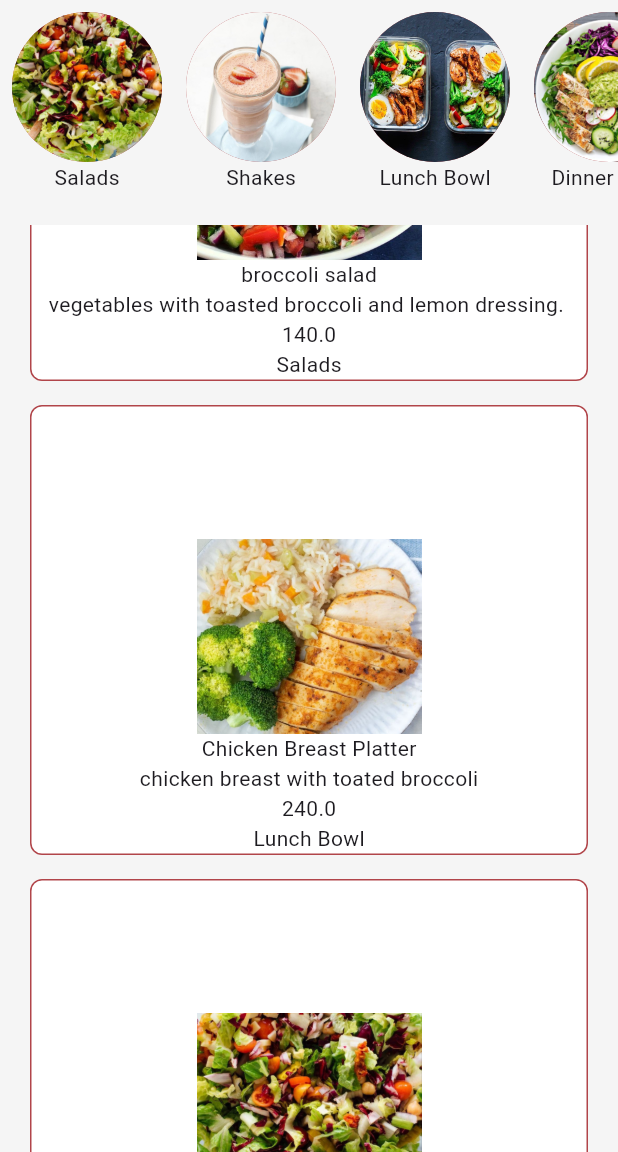
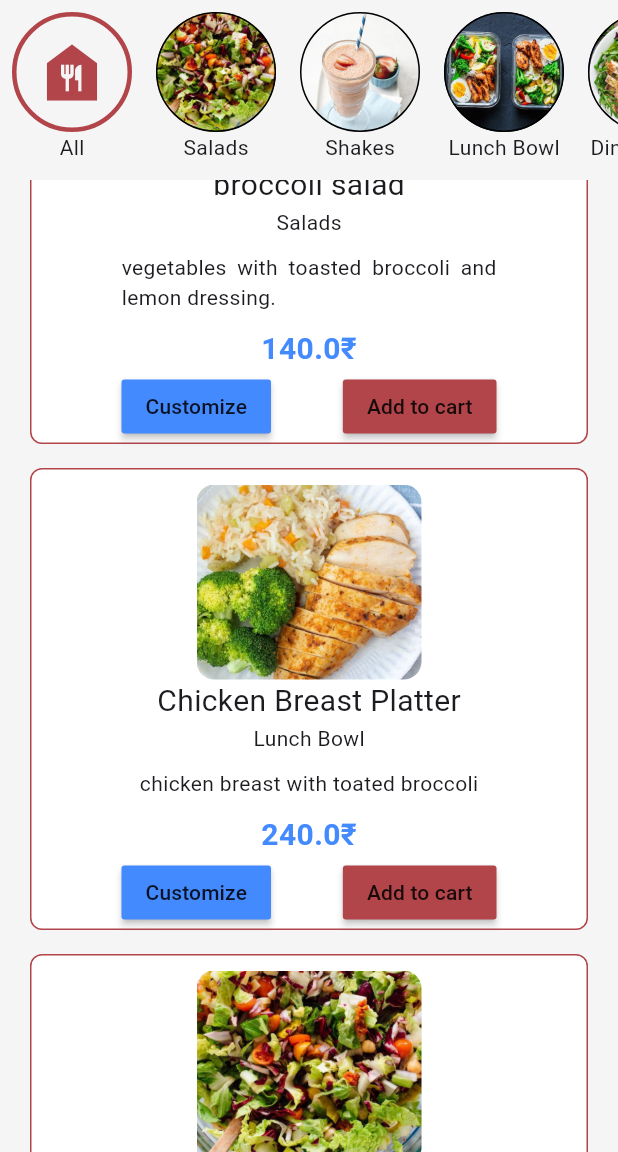
Before and after one commit to Janaki200/myapp, a Flutter app: the screen it shows once a user with an empty profile is signed in, scrolled down 1152 dp, on a phone screen of 412 x 824 dp, the part 84-1236 px from its top. Run offline on Flutter 3.47's test engine with Material 3 defaults, Android fonts, the phone set to English and light mode, and no system bars; our stand-ins replace cloud_firestore, email_validator, firebase_auth, firebase_core, fluttertoast, google_fonts and 1 more; accounts and stored records are empty; Roboto replaces fonts that are missing (Satisfy).

Commit message:
Changes made by siva

```diff
--- a/lib/Authentication/register.dart
+++ b/lib/Authentication/register.dart
@@ -53,9 +53,7 @@ class _RegisterState extends State<Register> {
           textColor: Colors.white,
           fontSize: 16.0);
     }
-    setState(() {
-      isLoading = false;
-    });
+
   }
 
   bool isLoading = false;
--- a/lib/circle.dart
+++ b/lib/circle.dart
@@ -3,11 +3,9 @@ import 'package:myapp/data/constants/app_colors.dart';
 
 class MyCircle extends StatelessWidget {
   final String name, image;
+  final BoxBorder border;
 
-// Suggested code may be subject to a license. Learn more: ~LicenseLog:4189012294.
-// Suggested code may be subject to a license. Learn more: ~LicenseLog:149343360.
-// Suggested code may be subject to a license. Learn more: ~LicenseLog:2063891837.
-  const MyCircle({required this.name, required this.image});
+  const MyCircle({super.key, required this.name, required this.image,required this.border});
 
   @override
   Widget build(BuildContext context) {
@@ -16,16 +14,21 @@ class MyCircle extends StatelessWidget {
         child: Column(
           children: [
             Container(
-              height: 100,
-              width: 100,
+              height: 80,
+              width: 80,
               decoration: BoxDecoration(
                 shape: BoxShape.circle,
-                color: AppColors.primaryColor,
-                image: DecorationImage(
+                border:border,
+                color: AppColors.surfaceColor,
+                image:image.isNotEmpty? DecorationImage(
                   image: AssetImage(image),
                   fit: BoxFit.cover,
-                ),
+                ):null,
               ),
+              child: image.isEmpty? const Padding(
+                padding: EdgeInsets.all(8.0),
+                child: Icon(Icons.food_bank,size: 60,color: AppColors.primaryColor,),
+              ):null,
             ),
             Text(name)
           ],
--- a/lib/data/constants/food_model.dart
+++ b/lib/data/constants/food_model.dart
@@ -1,5 +1,6 @@
 class FoodModel {
   static const List suggestions = [
+     {"id": 0, "name": "All", "image": ""},
     {"id": 1, "name": "Salads", "image": "assets/items/veg salad.jpg"},
     {"id": 2, "name": "Shakes", "image": "assets/items/strawberry shake.jpg"},
     {
@@ -24,7 +25,12 @@ class FoodModel {
           "avocado,cherry tomatoes ,spinach,corn,pulses with lemon dressing",
       "price": 140.00,
       "category": "Salads",
-      "image": "assets/items/veggie bowl.jpg"
+      "image": "assets/items/veggie bowl.jpg",
+      //When the cusomization is not available
+      "isCustomizable":false,
+      "customValues":[
+
+      ]
     },
     {
       "id": 2,
@@ -61,7 +67,19 @@ class FoodModel {
       "recipe": "airfried chicken breast ,toated broccoli ,rice",
       "price": 240.00,
       "category": "Lunch Bowl",
-      "image": "assets/items/chicken breast platter.jpg"
+      "image": "assets/items/chicken breast platter.jpg",
+      //When the cusomization is  available
+       "isCustomizable":true,
+      "customValues":[
+          {
+            "name":"Chicken",
+            "price":50.00
+          },
+          {
+           "name":"Brocoli",
+           "price":25.00
+          }
+      ]
     },
     {
       "id": 6,
@@ -146,13 +164,13 @@ class FoodModel {
     {
       "id": 15,
       "name": "Deit dinner pack",
-// Suggested code may be subject to a license. Learn more: ~LicenseLog:1608642044.
+
       "description": "griiled chicken with chana pulse and salad",
       "recipe":
           "boneless Chicken,chana pulses,brocclli,cherry tomatoes,cucumber",
       "category": "Dinner Bowl",
       "price": 90.00,
-      "image": "deit dinner pack with chicken.jpg"
+      "image": "assets/items/deit dinner pack with chicken.jpg"
     },
     {
       "id": 16,
@@ -160,10 +178,9 @@ class FoodModel {
       "description": "Masala grilled Chicken ",
       "recipe": "2 grilled Chicken Breast with Spinach ",
       "price": 190.00,
-// Suggested code may be subject to a license. Learn more: ~LicenseLog:569828001.
-// Suggested code may be subject to a license. Learn more: ~LicenseLog:152504532.
+
       "category": "Dinner Bowl",
-// Suggested code may be subject to a license. Learn more: ~LicenseLog:1119087183.
+
       "image": "assets/items/grilled chicken breast.jpg"
     },
     {
@@ -172,10 +189,9 @@ class FoodModel {
       "description": "Grilled chicken with pulses and asperatus",
       "recipe": "2-3 grilled chicken Breast,asperatus,chana pulses",
       "price": 260.00,
-// Suggested code may be subject to a license. Learn more: ~LicenseLog:3210212143.
-// Suggested code may be subject to a license. Learn more: ~LicenseLog:729718586.
+
       "category": "Lunch Bowl",
-// Suggested code may be subject to a license. Learn more: ~LicenseLog:2055996893.
+
       "image": "assets/items/heavy lunch meal.jpg"
     },
   ];
--- a/lib/home.dart
+++ b/lib/home.dart
@@ -14,24 +14,44 @@ class MyHomePage extends StatefulWidget {
 }
 
 class _MyHomePageState extends State<MyHomePage> {
-// Suggested code may be subject to a license. Learn more: ~LicenseLog:4099487741.
-  final List _posts = [
-    'post 1',
-    'post 2',
-    'post 3',
-    'post 4',
-    'post 5',
-    'post 6'
-  ];
+  List items = [];
+  List suggestions = [];
+  List filteredItems = [];
+  String selectedFilter = "";
+  @override
+  void initState() {
+    // TODO: implement initState
+    initData();
+    super.initState();
+  }
 
-  final List _stories = [
-    'story 1',
-    'story 2',
-    'story 3',
-    'story 4',
-    'story 5',
-    'story 6'
-  ];
+  void initData() {
+    setState(() {
+      items = FoodModel.foodItems;
+      suggestions = FoodModel.suggestions;
+      filteredItems= FoodModel.foodItems;
+    });
+    filter(selectedCategory: "All");
+  }
+
+  void filter({required String selectedCategory}) {
+    if (selectedCategory == 'All') {
+     setState(() {
+       filteredItems= items;
+       selectedFilter = selectedCategory;
+     });
+    }else{
+       setState(() {
+      filteredItems = items.where((item) {
+        return item['category'] == selectedCategory;
+
+      }).toList();
+       selectedFilter = selectedCategory;
+    });
+    }
+
+  }
+
   void logout() async {
     await FirebaseAuth.instance.signOut();
     Navigator.pushAndRemoveUntil(
@@ -61,7 +81,7 @@ class _MyHomePageState extends State<MyHomePage> {
                     borderRadius: BorderRadius.circular(50)),
                 child: IconButton(
                     onPressed: () {},
-                    icon: Icon(
+                    icon: const Icon(
                       Icons.person,
                       color: AppColors.primaryColor,
                     )),
@@ -74,15 +94,50 @@ class _MyHomePageState extends State<MyHomePage> {
 // Suggested code may be subject to a license. Learn more: ~LicenseLog:3580083208.
             //deit hut suggestions
             Container(
-              height: 150,
+              height: 120,
               child: ListView.builder(
-                  itemCount: FoodModel.suggestions.length,
+                  itemCount: suggestions.length,
                   scrollDirection: Axis.horizontal,
                   itemBuilder: (context, index) {
-                    return MyCircle(
-                      image: FoodModel.suggestions[index]['image'],
-                      name: FoodModel.suggestions[index]['name'],
-                    );
+
+                    return GestureDetector(
+                      onTap: () {
+
+                        filter(selectedCategory: suggestions[index]['name']);
+
+                      },
+                        child: Padding(
+                            padding: const EdgeInsets.all(8.0),
+                            child: Column(
+                              children: [
+                                Container(
+                                  height: 80,
+                                  width: 80,
+                                  decoration: BoxDecoration(
+                                    shape: BoxShape.circle,
+                                    border:selectedFilter == suggestions[index]['name']? Border.all(color: AppColors.primaryColor,width:3):Border.all(color: Colors.black) ,
+                                    color: AppColors.surfaceColor,
+                                    image: suggestions[index]['image'].isNotEmpty
+                                        ? DecorationImage(
+                                            image: AssetImage(suggestions[index]['image']),
+                                            fit: BoxFit.cover,
+                                          )
+                                        : null,
+                                  ),
+                                  child: suggestions[index]['image'].isEmpty
+                                      ? const Padding(
+                                          padding: EdgeInsets.all(8.0),
+                                          child: Icon(
+                                            Icons.food_bank,
+                                            size: 50,
+                                            color: AppColors.primaryColor,
+                                          ),
+                                        )
+                                      : null,
+                                ),
+                                Text(suggestions[index]['name'])
+                              ],
+                            )));
                   }),
             ),
 
@@ -90,17 +145,18 @@ class _MyHomePageState extends State<MyHomePage> {
             //deit hut posts
             Expanded(
               child: ListView.builder(
-                itemCount: FoodModel.foodItems.length,
+                itemCount: filteredItems.length,
                 itemBuilder: (context, index) {
-                  return MySquare(
-                    category: FoodModel.foodItems[index]['category'],
-                    description: FoodModel.foodItems[index]['description'],
-                    image: FoodModel.foodItems[index]['image'],
-                    name: FoodModel.foodItems[index]['name'],
-                    price: FoodModel.foodItems[index]['price'].toString(),
-                    recipe: FoodModel.foodItems[index]['recipe'],
+                  return
+                  MySquare(
+                    category: filteredItems[index]['category'],
+                    description: filteredItems[index]['description'],
+                    image: filteredItems[index]['image'],
+                    name: filteredItems[index]['name'],
+                    price: filteredItems[index]['price'].toString(),
+                    recipe: filteredItems[index]['recipe'],
                   );
-                  // Suggested code may be subject to a license. Learn more: ~LicenseLog:2578343940.
+
                 },
               ),
             ),
--- a/lib/squarew.dart
+++ b/lib/squarew.dart
@@ -1,7 +1,7 @@
 import 'package:flutter/material.dart';
 import 'package:myapp/data/constants/app_colors.dart';
 
-class MySquare extends StatelessWidget {
+class MySquare extends StatefulWidget {
   final String name, description, recipe, price, category, image;
 
 // Suggested code may be subject to a license. Learn more: ~LicenseLog:1553142816.
@@ -13,36 +13,78 @@ class MySquare extends StatelessWidget {
       required this.price,
       required this.category,
       required this.image});
+
+  @override
+  State<MySquare> createState() => _MySquareState();
+}
+
+class _MySquareState extends State<MySquare> {
+   String price= "";
+   bool isExpanded =false;
+  @override
+  void initState() {
+    // TODO: implement initState
+
+    super.initState();
+  }
+
+  void init(){
+    price=widget.price;
+  }
   @override
   Widget build(BuildContext context) {
     return Padding(
       padding: const EdgeInsets.symmetric(vertical: 8.0, horizontal: 20),
       child: Container(
+
+
           decoration: BoxDecoration(
               color: Colors.white,
               borderRadius: BorderRadius.circular(8),
               border: Border.all(color: AppColors.primaryColor)),
-          alignment: Alignment.bottomCenter,
-          height: 300,
-// Suggested code may be subject to a license. Learn more: ~LicenseLog:4127700794.
-// Suggested code may be subject to a license. Learn more: ~LicenseLog:2604778083.
+          alignment: Alignment.center,
 
-// Suggested code may be subject to a license. Learn more: ~LicenseLog:705565838.
-// Suggested code may be subject to a license. Learn more: ~LicenseLog:2016395154.
-          child: Column(mainAxisAlignment: MainAxisAlignment.end, children: [
+
+          child: SizedBox(
+              width: 250,
+            child: Column(mainAxisAlignment: MainAxisAlignment.center, children: [
+              const SizedBox(height: 10,),
               Container(
                 height: 130,
                 width: 150,
+
                 decoration: BoxDecoration(
+                  borderRadius: BorderRadius.circular(12),
                     image: DecorationImage(
-                      image: AssetImage(image), fit: BoxFit.cover),
+                        image: AssetImage(widget.image), fit: BoxFit.cover),
                     color: Colors.white),
               ),
-            Text(name),
-            Text(description),
-            Text(price),
-            Text(category)
-          ])),
+              Text(widget.name,style:const TextStyle(fontSize: 20,),),
+               Text(widget.category),
+                const SizedBox(height: 10,),
+              Text(widget.description,textAlign: TextAlign.justify,),
+              const SizedBox(height: 10,),
+              Text(widget.price+"₹",style: const TextStyle(fontSize: 20,color: Colors.blueAccent,fontWeight: FontWeight.w600),),
+             Row(
+              mainAxisAlignment: MainAxisAlignment.spaceBetween,
+              children: [
+                MaterialButton(onPressed: () {
+
+                },color: Colors.blueAccent,child: const Text("Customize"),),
+                MaterialButton(onPressed: () {
+
+                },color:AppColors.primaryColor,child: const Text("Add to cart"),),
+
+              ],
+             ),
+             if(isExpanded)
+            Column(
+              children: [
+
+              ],
+            )
+            ]),
+          )),
     );
   }
 }
--- a/pubspec.yaml
+++ b/pubspec.yaml
@@ -42,6 +42,7 @@ dependencies:
   cloud_firestore: ^5.0.1
   fluttertoast: ^8.2.6
   email_validator: ^3.0.0
+  image_card: ^0.0.4
 
 dev_dependencies:
   flutter_test:
```
Also changed, not shown: pubspec.lock. Lines whose indentation alone changed are shown as unchanged.
